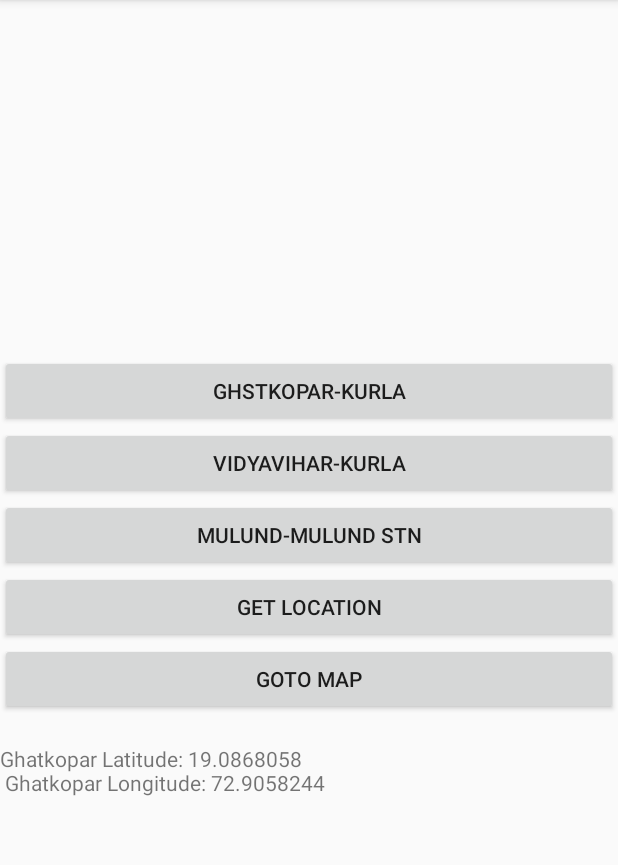
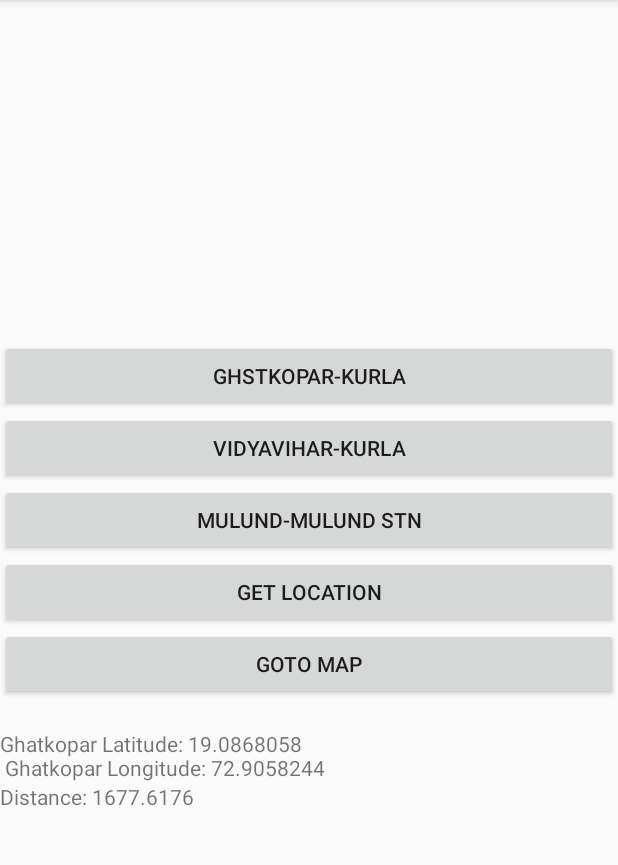
Before and after one commit to gladydennyson/Accompany-ShareARideApp, an Android app: the MainPage screen opened directly, with no data from a screen before it, after a tap on "GET LOCATION", on a phone screen of 412 x 824 dp, the part 84-949 px from its top. Run offline under Robolectric (Android 15) with nearby library versions, the phone set to English and light mode, and no system bars.

Commit message:
Distance between two location displayed. In first attempt showing location co-ordinates as 0(Need to Resolve)

```diff
--- a/app/src/main/java/com/example/demosignin/MainPage.java
+++ b/app/src/main/java/com/example/demosignin/MainPage.java
@@ -4,7 +4,6 @@ import android.app.Dialog;
 import android.content.Context;
 import android.content.Intent;
 import android.content.pm.PackageManager;
-import android.location.Geocoder;
 import android.location.Location;
 import android.location.LocationListener;
 import android.location.LocationManager;
@@ -12,12 +11,15 @@ import android.os.Bundle;
 import android.support.v4.app.ActivityCompat;
 import android.support.v4.content.ContextCompat;
 import android.support.v7.app.AppCompatActivity;
+import android.util.Log;
 import android.view.View;
 import android.widget.Button;
 import android.widget.TextView;
 import android.widget.Toast;
 
 import com.google.android.gms.maps.model.LatLng;
+
+import java.text.DecimalFormat;
 
 public class MainPage extends AppCompatActivity implements LocationListener {
 
@@ -27,7 +29,13 @@ public class MainPage extends AppCompatActivity implements LocationListener {
     private Button gotomap;
     TextView locationText;
     TextView destlocationtext;
+    TextView distance;
     LocationManager locationManager;
+
+    public double currentLat;
+    public double currentLon;
+    Location loc1, loc2;
+
     @Override
     protected void onCreate(Bundle savedInstanceState) {
         super.onCreate(savedInstanceState);
@@ -38,7 +46,7 @@ public class MainPage extends AppCompatActivity implements LocationListener {
         getLocation = (Button) findViewById(R.id.getLocationBtn) ;
         locationText = (TextView)findViewById(R.id.locationText);
         destlocationtext = (TextView)findViewById(R.id.destlocationtext);
-
+        distance = (TextView)findViewById(R.id.distance);
         gotomap = (Button)findViewById(R.id.getmap);
 
 
@@ -56,11 +64,6 @@ public class MainPage extends AppCompatActivity implements LocationListener {
 
             @Override
             public void onClick(View arg0) {
-
-
-
-
-
 
 
                 // custom dialog
@@ -105,7 +108,18 @@ public class MainPage extends AppCompatActivity implements LocationListener {
                 getLocation();
 
 
+                //CalculationByDistance(currentLat, currentLon, dest.latitude, dest.longitude);
+                Location loc1 = new Location("");
+                loc1.setLatitude(19.0994779);
+                loc1.setLongitude(72.9145689);
 
+                Location loc2 = new Location("");
+                loc2.setLatitude(dest.latitude);
+                loc2.setLongitude(dest.longitude);
+
+
+                float distanceInMeters = loc1.distanceTo(loc2);
+                distance.setText("Distance: " + distanceInMeters);
 
 
 
@@ -120,6 +134,35 @@ public class MainPage extends AppCompatActivity implements LocationListener {
         });
 
     }
+
+// get distance between two points - formula method
+
+    public void CalculationByDistance(double currLat, double currLon, double destlat, double destlon) {
+        int Radius = 6371;// radius of earth in Km
+        double lat1 = currLat;
+        double lat2 = destlat;
+        double lon1 = currLon;
+        double lon2 = destlon;
+        double dLat = Math.toRadians(lat2 - lat1);
+        double dLon = Math.toRadians(lon2 - lon1);
+        double a = Math.sin(dLat / 2) * Math.sin(dLat / 2)
+                + Math.cos(Math.toRadians(lat1))
+                * Math.cos(Math.toRadians(lat2)) * Math.sin(dLon / 2)
+                * Math.sin(dLon / 2);
+        double c = 2 * Math.asin(Math.sqrt(a));
+        double valueResult = Radius * c;
+        double km = valueResult / 1;
+        DecimalFormat newFormat = new DecimalFormat("####");
+        int kmInDec = Integer.valueOf(newFormat.format(km));
+        double meter = valueResult % 1000;
+        int meterInDec = Integer.valueOf(newFormat.format(meter));
+        Log.i("Radius Value", "" + valueResult + "   KM  " + kmInDec
+                + " Meter   " + meterInDec);
+
+        distance.setText("Distance: " + Radius * c);
+
+    }
+
 
 
     void getLocation() {
@@ -136,7 +179,8 @@ public class MainPage extends AppCompatActivity implements LocationListener {
     @Override
     public void onLocationChanged(Location location) {
         locationText.setText("Latitude: " + location.getLatitude() + "\n Longitude: " + location.getLongitude());
-
+        currentLat = location.getLatitude();
+        currentLon = location.getLongitude();
 
     }
 
--- a/app/src/main/java/com/example/demosignin/Register.java
+++ b/app/src/main/java/com/example/demosignin/Register.java
@@ -58,9 +58,7 @@ public class Register extends AppCompatActivity {
                 else if(pass.equals("")){
                     password.setError("can't be blank");
                 }
-                else if(!user.matches("[A-Za-z0-9]+")){
-                    username.setError("only alphabet or number allowed");
-                }
+
                 else if(user.length()<5){
                     username.setError("at least 5 characters long");
                 }
--- a/app/src/main/res/layout/mainpage.xml
+++ b/app/src/main/res/layout/mainpage.xml
@@ -53,4 +53,12 @@
         android:layout_height="wrap_content"
         android:text="" />
 
+    <TextView
+        android:id="@+id/distance"
+        android:layout_width="match_parent"
+        android:layout_height="wrap_content"
+        android:text="" />
+
+
+
 </LinearLayout>
--- a/build.gradle
+++ b/build.gradle
@@ -7,7 +7,7 @@ buildscript {
 
     }
     dependencies {
-        classpath 'com.android.tools.build:gradle:3.3.0'
+        classpath 'com.android.tools.build:gradle:3.3.1'
         classpath 'com.google.gms:google-services:4.2.0'
         // NOTE: Do not place your application dependencies here; they belong
         // in the individual module build.gradle files
```
Also changed, not shown: 1 other file.
